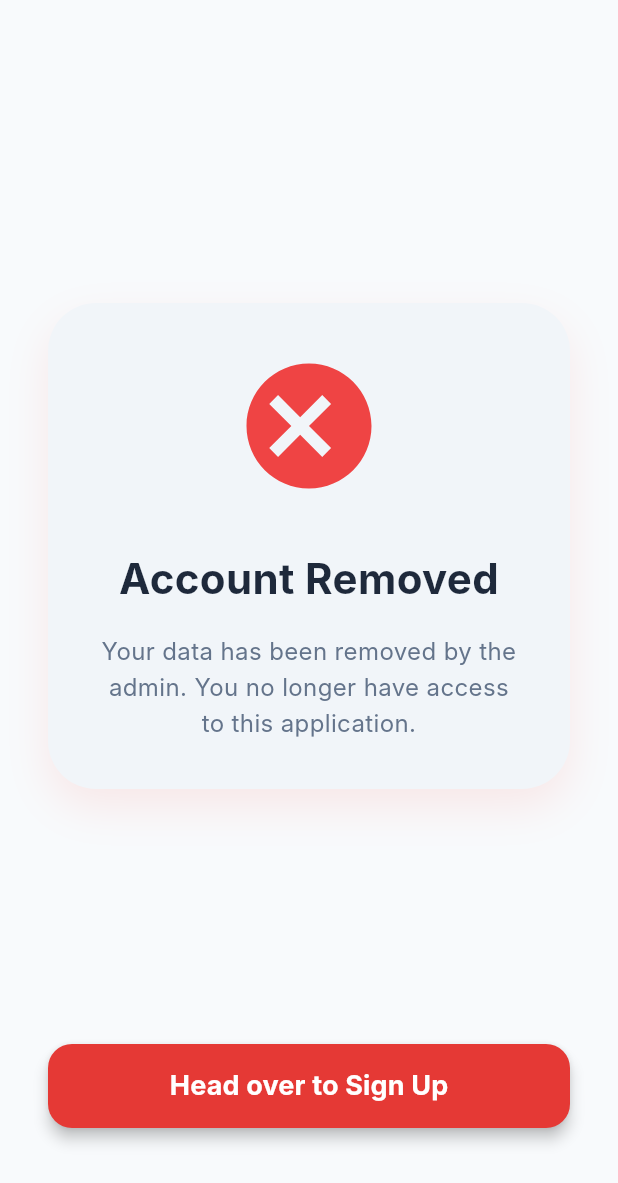
After one commit to parthasdey2304/vastavikComputers, a Flutter app: the AccountDeletedScreen screen opened by its route, on a phone screen of 412 x 824 dp. The commit adds this screen. Shown: the top 1183 px of the screen. Run offline on Flutter 3.47's test engine with Material 3 defaults, Android fonts, the phone set to English and light mode, and no system bars; our stand-ins replace cloud_firestore, firebase_auth, firebase_core, flutter_markdown, flutter_riverpod, flutter_svg and 7 more; missing offline and left inert: file_saver, markdown, no_screenshot; accounts and stored records are empty; Roboto replaces fonts that are missing (Inter).

Commit message:
feat: add admin account deletion infrastructure

```diff
--- a/lib/src/app/router.dart
+++ b/lib/src/app/router.dart
@@ -10,19 +10,30 @@ import '../features/video_lesson/presentation/screens/video_lesson_screen.dart';
 import '../features/admin/presentation/screens/admin_dashboard.dart';
 import '../features/onboarding/presentation/screens/user_setup_screen.dart';
 import '../features/onboarding/presentation/screens/welcome_screen.dart';
+import '../features/auth/presentation/screens/account_deleted_screen.dart';
 
 final routerProvider = Provider<GoRouter>((ref) {
   final authState = ref.watch(authStateChangesProvider);
+  final userProfileState = ref.watch(userProfileStreamProvider);
 
   return GoRouter(
     initialLocation: '/home',
     redirect: (context, state) {
       final isLoggedIn = authState.value != null;
       final isAuthRoute = state.matchedLocation == '/login' || state.matchedLocation == '/signup';
+      final isDeletedRoute = state.matchedLocation == '/account-deleted';
 
       if (authState.isLoading) return null;
 
-      if (!isLoggedIn && !isAuthRoute) {
+      // Check if user document is deleted
+      if (isLoggedIn && userProfileState.hasValue) {
+        final profileData = userProfileState.value;
+        if (profileData != null && profileData['_deleted'] == true && !isDeletedRoute) {
+          return '/account-deleted';
+        }
+      }
+
+      if (!isLoggedIn && !isAuthRoute && !isDeletedRoute) {
         return '/login';
       }
 
@@ -61,6 +72,10 @@ final routerProvider = Provider<GoRouter>((ref) {
         path: '/welcome',
         builder: (context, state) => const WelcomeScreen(),
       ),
+      GoRoute(
+        path: '/account-deleted',
+        builder: (context, state) => const AccountDeletedScreen(),
+      ),
     ],
   );
 });
--- a/lib/src/features/auth/presentation/providers/auth_provider.dart
+++ b/lib/src/features/auth/presentation/providers/auth_provider.dart
@@ -1,5 +1,6 @@
 import 'dart:async';
 import 'package:firebase_auth/firebase_auth.dart';
+import 'package:cloud_firestore/cloud_firestore.dart';
 import 'package:flutter_riverpod/flutter_riverpod.dart';
 import '../../data/repositories/auth_repository_impl.dart';
 import '../../domain/repositories/auth_repository.dart';
@@ -10,6 +11,20 @@ final authRepositoryProvider = Provider<AuthRepository>((ref) {
 
 final authStateChangesProvider = StreamProvider<User?>((ref) {
   return ref.watch(authRepositoryProvider).authStateChanges;
+});
+
+final userProfileStreamProvider = StreamProvider<Map<String, dynamic>?>((ref) {
+  final user = ref.watch(authStateChangesProvider).value;
+  if (user == null) {
+    return Stream.value(null);
+  }
+  // Import cloud_firestore locally or ensure it's imported at the top
+  return FirebaseFirestore.instance.collection('users').doc(user.uid).snapshots().map((snapshot) {
+    if (snapshot.exists) {
+      return snapshot.data();
+    }
+    return {'_deleted': true};
+  });
 });
 
 final authControllerProvider = AsyncNotifierProvider<AuthController, void>(AuthController.new);
--- /dev/null
+++ b/lib/src/features/auth/presentation/screens/account_deleted_screen.dart
@@ -0,0 +1,132 @@
+import 'package:flutter/material.dart';
+import 'package:go_router/go_router.dart';
+import 'package:firebase_auth/firebase_auth.dart';
+import 'package:flutter_svg/flutter_svg.dart';
+import '../../../../core/theme/app_theme.dart';
+
+class AccountDeletedScreen extends StatefulWidget {
+  const AccountDeletedScreen({super.key});
+
+  @override
+  State<AccountDeletedScreen> createState() => _AccountDeletedScreenState();
+}
+
+class _AccountDeletedScreenState extends State<AccountDeletedScreen> {
+  bool _isLoading = false;
+
+  final String _deletedIconSvg = '''
+<svg xmlns="http://www.w3.org/2000/svg" viewBox="0 0 24 24" width="24" height="24">
+  <path fill="none" d="M0 0h24v24H0z"/>
+  <path fill="#EF4444" d="M12 22C6.477 22 2 17.523 2 12S6.477 2 12 2s10 4.477 10 10-4.477 10-10 10zm-1.414-11.414L7.05 7.05 5.636 8.464l3.536 3.536-3.536 3.536 1.414 1.414 3.536-3.536 3.536 3.536 1.414-1.414-3.536-3.536 3.536-3.536-1.414-1.414-3.536 3.536z"/>
+</svg>
+''';
+
+  Future<void> _handleGoToSignUp() async {
+    setState(() {
+      _isLoading = true;
+    });
+    try {
+      // 1. Permanently delete their Auth Credentials to finalize the lockout
+      await FirebaseAuth.instance.currentUser?.delete();
+    } catch (e) {
+      // If the token is too old or requires recent login, we might fail to delete.
+      // In that case, we forcefully sign out anyway.
+    } finally {
+      // 2. Sign out the local Firebase instance
+      await FirebaseAuth.instance.signOut();
+      if (mounted) {
+        setState(() {
+          _isLoading = false;
+        });
+        context.go('/signup');
+      }
+    }
+  }
+
+  @override
+  Widget build(BuildContext context) {
+    return Scaffold(
+      backgroundColor: AppTheme.background,
+      body: SafeArea(
+        child: Padding(
+          padding: const EdgeInsets.all(32.0),
+          child: Column(
+            mainAxisAlignment: MainAxisAlignment.center,
+            crossAxisAlignment: CrossAxisAlignment.stretch,
+            children: [
+              const Spacer(),
+              Container(
+                padding: const EdgeInsets.all(32),
+                decoration: BoxDecoration(
+                  color: AppTheme.surface,
+                  borderRadius: BorderRadius.circular(32),
+                  boxShadow: [
+                    BoxShadow(
+                      color: Colors.red.withOpacity(0.1),
+                      blurRadius: 24,
+                      offset: const Offset(0, 12),
+                    ),
+                  ],
+                ),
+                child: Column(
+                  children: [
+                    SvgPicture.string(
+                      _deletedIconSvg,
+                      height: 100,
+                      width: 100,
+                    ),
+                    const SizedBox(height: 32),
+                    const Text(
+                      'Account Removed',
+                      style: TextStyle(
+                        fontSize: 28,
+                        fontWeight: FontWeight.bold,
+                        color: AppTheme.textPrimary,
+                      ),
+                      textAlign: TextAlign.center,
+                    ),
+                    const SizedBox(height: 16),
+                    const Text(
+                      'Your data has been removed by the admin. You no longer have access to this application.',
+                      style: TextStyle(
+                        fontSize: 16,
+                        height: 1.5,
+                        color: AppTheme.textSecondary,
+                      ),
+                      textAlign: TextAlign.center,
+                    ),
+                  ],
+                ),
+              ),
+              const Spacer(),
+              SizedBox(
+                height: 56,
+                child: ElevatedButton(
+                  onPressed: _isLoading ? null : _handleGoToSignUp,
+                  style: ElevatedButton.styleFrom(
+                    backgroundColor: Colors.red.shade600,
+                    foregroundColor: Colors.white,
+                    shape: RoundedRectangleBorder(
+                      borderRadius: BorderRadius.circular(16),
+                    ),
+                    elevation: 4,
+                  ),
+                  child: _isLoading
+                      ? const CircularProgressIndicator(color: Colors.white)
+                      : const Text(
+                          'Head over to Sign Up',
+                          style: TextStyle(
+                            fontSize: 18,
+                            fontWeight: FontWeight.bold,
+                          ),
+                        ),
+                ),
+              ),
+              const SizedBox(height: 40),
+            ],
+          ),
+        ),
+      ),
+    );
+  }
+}
```
